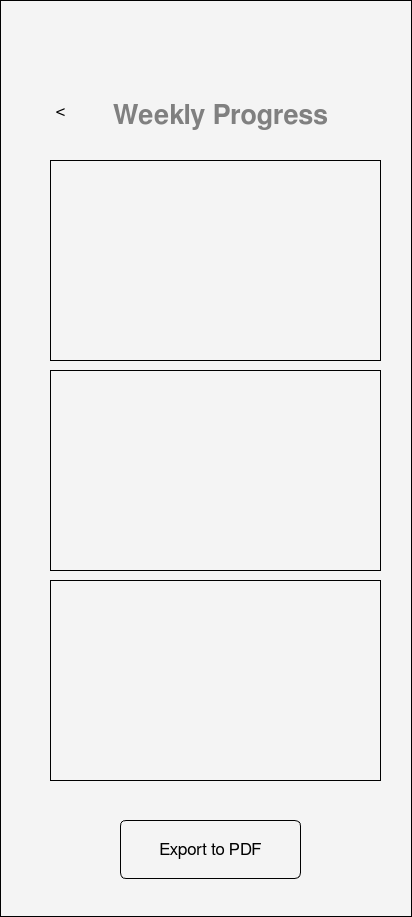
Old version of the form ui/weekly_progress_screen.ui in the repository SWE-Project-Org/SWE-Project.
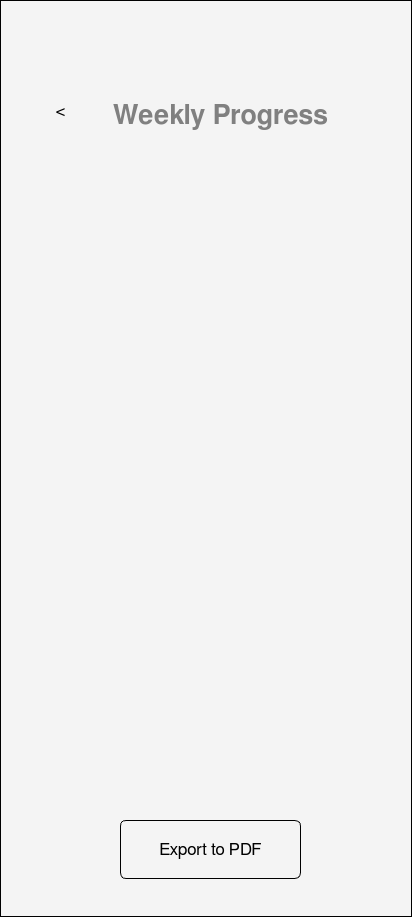
New version of the form. Icons and pictures are not drawn.

Commit message: Completed Weekly Progress, Scan QR, Upload Image Use Cases

Patch:
```diff
--- a/ui/weekly_progress_screen.ui
+++ b/ui/weekly_progress_screen.ui
@@ -81,54 +81,6 @@
     <string>&lt;</string>
    </property>
   </widget>
-  <widget class="QFrame" name="frame">
-   <property name="geometry">
-    <rect>
-     <x>50</x>
-     <y>160</y>
-     <width>331</width>
-     <height>201</height>
-    </rect>
-   </property>
-   <property name="frameShape">
-    <enum>QFrame::Shape::StyledPanel</enum>
-   </property>
-   <property name="frameShadow">
-    <enum>QFrame::Shadow::Raised</enum>
-   </property>
-  </widget>
-  <widget class="QFrame" name="frame_2">
-   <property name="geometry">
-    <rect>
-     <x>50</x>
-     <y>370</y>
-     <width>331</width>
-     <height>201</height>
-    </rect>
-   </property>
-   <property name="frameShape">
-    <enum>QFrame::Shape::StyledPanel</enum>
-   </property>
-   <property name="frameShadow">
-    <enum>QFrame::Shadow::Raised</enum>
-   </property>
-  </widget>
-  <widget class="QFrame" name="frame_3">
-   <property name="geometry">
-    <rect>
-     <x>50</x>
-     <y>580</y>
-     <width>331</width>
-     <height>201</height>
-    </rect>
-   </property>
-   <property name="frameShape">
-    <enum>QFrame::Shape::StyledPanel</enum>
-   </property>
-   <property name="frameShadow">
-    <enum>QFrame::Shadow::Raised</enum>
-   </property>
-  </widget>
   <widget class="QPushButton" name="pushButton_9">
    <property name="geometry">
     <rect>
@@ -154,6 +106,53 @@
     <string>Export to PDF</string>
    </property>
   </widget>
+  <widget class="QLabel" name="label_2">
+   <property name="geometry">
+    <rect>
+     <x>50</x>
+     <y>170</y>
+     <width>311</width>
+     <height>631</height>
+    </rect>
+   </property>
+   <property name="sizePolicy">
+    <sizepolicy hsizetype="Preferred" vsizetype="Preferred">
+     <horstretch>0</horstretch>
+     <verstretch>0</verstretch>
+    </sizepolicy>
+   </property>
+   <property name="font">
+    <font>
+     <family>FreeSans</family>
+     <pointsize>20</pointsize>
+     <bold>true</bold>
+    </font>
+   </property>
+   <property name="styleSheet">
+    <string notr="true">color: gray; border: none;</string>
+   </property>
+   <property name="frameShape">
+    <enum>QFrame::Shape::NoFrame</enum>
+   </property>
+   <property name="frameShadow">
+    <enum>QFrame::Shadow::Raised</enum>
+   </property>
+   <property name="text">
+    <string/>
+   </property>
+   <property name="pixmap">
+    <pixmap>weekly_progress.png</pixmap>
+   </property>
+   <property name="scaledContents">
+    <bool>true</bool>
+   </property>
+   <property name="alignment">
+    <set>Qt::AlignmentFlag::AlignCenter</set>
+   </property>
+   <property name="wordWrap">
+    <bool>true</bool>
+   </property>
+  </widget>
  </widget>
  <resources/>
  <connections/>
```
The commit also changes 12 other files.
